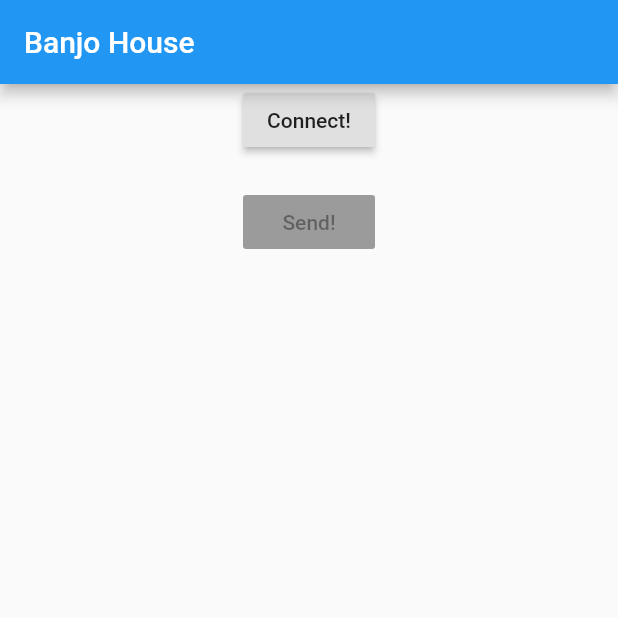
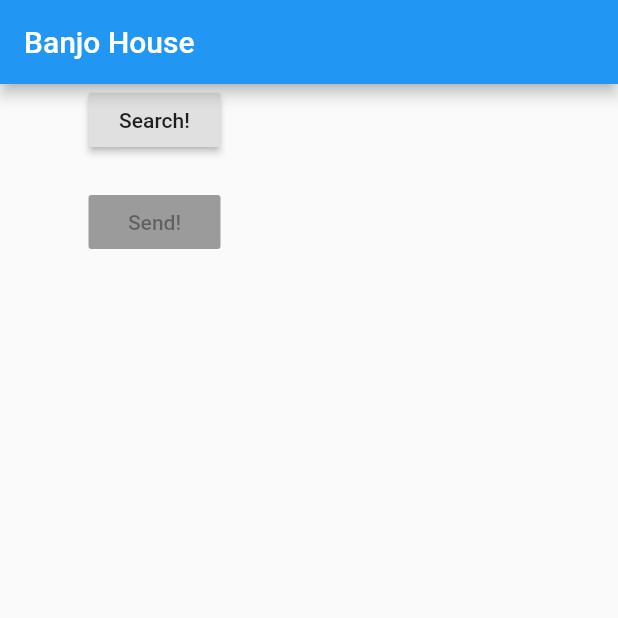
Before and after one commit to romaomb/banjohouse, a Flutter app: the screen it shows after launch, on a phone screen of 412 x 824 dp, the top half of it. Run offline on Flutter 3.47's test engine with Material 2 defaults, Android fonts, the phone set to English and light mode, and no system bars; our stand-ins replace equatable, flutter_mobx, mobx; generated files the repository leaves out were written again.

Commit message:
Isolate connection from scan

```diff
--- a/lib/models/led_color.dart
+++ b/lib/models/led_color.dart
@@ -1,4 +1,6 @@
-class LedColor {
+import 'package:equatable/equatable.dart';
+
+class LedColor extends Equatable {
   const LedColor(
     this.red,
     this.green,
@@ -12,4 +14,7 @@ class LedColor {
   final int red;
   final int green;
   final int blue;
+
+  @override
+  List<Object> get props => [red, green, blue, persist];
 }
--- a/lib/models/magic_home.dart
+++ b/lib/models/magic_home.dart
@@ -1,19 +1,23 @@
 import 'dart:io';
 
+import 'package:equatable/equatable.dart';
 import 'package:flutter/foundation.dart';
 
-class MagicHome {
+class MagicHome extends Equatable {
   const MagicHome({
-    @required this.id,
     @required this.internetAddress,
+    @required this.mac,
     @required this.model,
-  })  : assert(id != null),
+  })  : assert(mac != null),
         assert(internetAddress != null),
         assert(model != null);
 
-  final String id;
+  final String mac;
   final InternetAddress internetAddress;
   final String model;
 
-  String toString() => '$id, ${internetAddress.address}, $model';
+  String toString() => '$mac, ${internetAddress.address}, $model';
+
+  @override
+  List<Object> get props => [mac, internetAddress, model];
 }
--- a/lib/routes/home_route.dart
+++ b/lib/routes/home_route.dart
@@ -18,19 +18,22 @@ class HomeRoute extends StatelessWidget {
       appBar: AppBar(
         title: const Text('Banjo House'),
       ),
-      body: Center(
+      body: Row(
+        children: [
+          Expanded(
             child: Observer(
               builder: (_) {
                 return Column(
                   children: [
                     RaisedButton(
-                  child: const Text('Connect!'),
-                  onPressed: store.device == null ? store.connect : null,
+                      child: const Text('Search!'),
+                      onPressed:
+                          store.connectedDevice == null ? store.scan : null,
                     ),
                     const SizedBox(height: 20.0),
                     RaisedButton(
                       child: const Text('Send!'),
-                  onPressed: store.device != null
+                      onPressed: store.connectedDevice != null
                           ? () => store.setColor(
                                 random.nextInt(255),
                                 random.nextInt(255),
@@ -43,6 +46,28 @@ class HomeRoute extends StatelessWidget {
               },
             ),
           ),
+          Expanded(
+            child: Observer(
+              builder: (_) {
+                return ListView.separated(
+                  itemCount: store.devicesFound.length,
+                  separatorBuilder: (_, __) => const SizedBox(height: 10.0),
+                  itemBuilder: (_, index) {
+                    final device = store.devicesFound[index];
+                    return InkWell(
+                      onTap: () => store.connectTo(device),
+                      child: Padding(
+                        padding: const EdgeInsets.all(10.0),
+                        child: Text(device.toString()),
+                      ),
+                    );
+                  },
+                );
+              },
+            ),
+          )
+        ],
+      ),
     );
   }
 }
--- a/pubspec.yaml
+++ b/pubspec.yaml
@@ -16,6 +16,7 @@ dependencies:
   mobx: ^1.2.1
   flutter_mobx: ^1.1.0
   provider: ^4.1.3
+  equatable: ^1.2.0
 
 dev_dependencies:
   flutter_test:
```
Also changed, not shown: lib/repositories/led/magic_home_repository.dart (+6 -2 lines), lib/services/magic_home_service.dart (+14 -14 lines), lib/stores/magic_home_store.dart (+30 -7 lines), lib/stores/magic_home_store.g.dart, pubspec.lock. Lines whose indentation alone changed are shown as unchanged.
